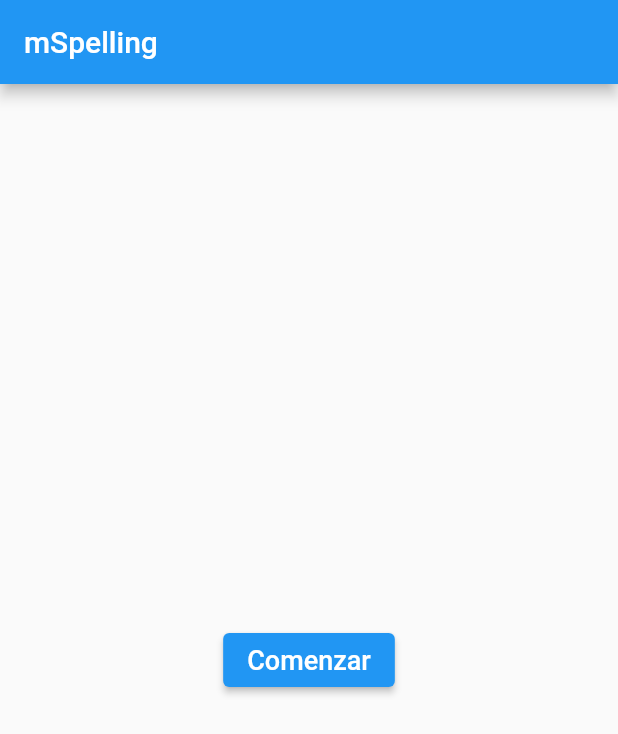
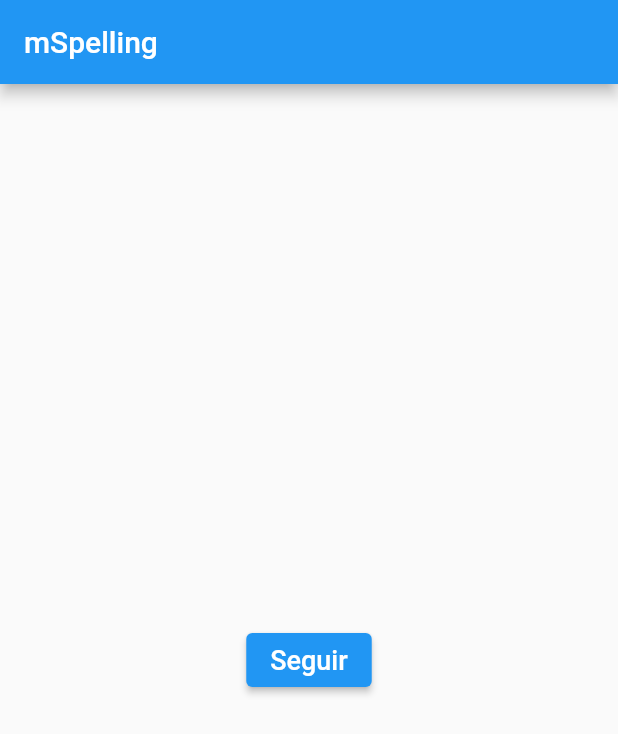
Before and after one commit to mario-bermonti/mspelling, a Flutter app: the SpellingScreen screen opened directly, on a phone screen of 412 x 824 dp. Shown: the top 734 px of the screen. Run offline on Flutter 3.47's test engine with Material 2 defaults, Android fonts, the phone set to English and light mode, and no system bars.

Commit message:
[ui] Change button text

```diff
--- a/mspelling/lib/screens/spelling_activity/spelling_screen.dart
+++ b/mspelling/lib/screens/spelling_activity/spelling_screen.dart
@@ -56,7 +56,7 @@ class _SpellingScreenState extends State<SpellingScreen> {
               onPressed: () {
                 run();
               },
-              child: const DefaultText(text: 'Comenzar'),
+              child: const DefaultText(text: 'Seguir'),
             ),
           ],
         ),
```
